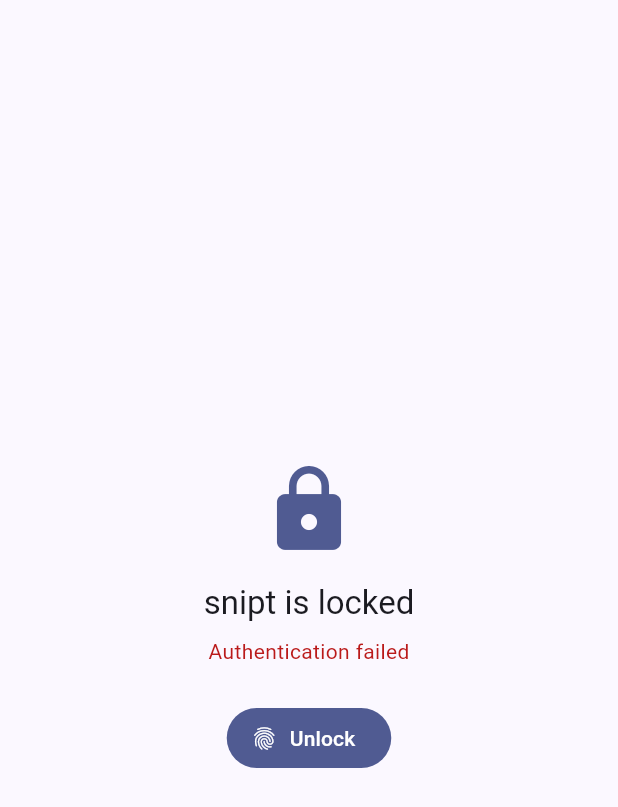
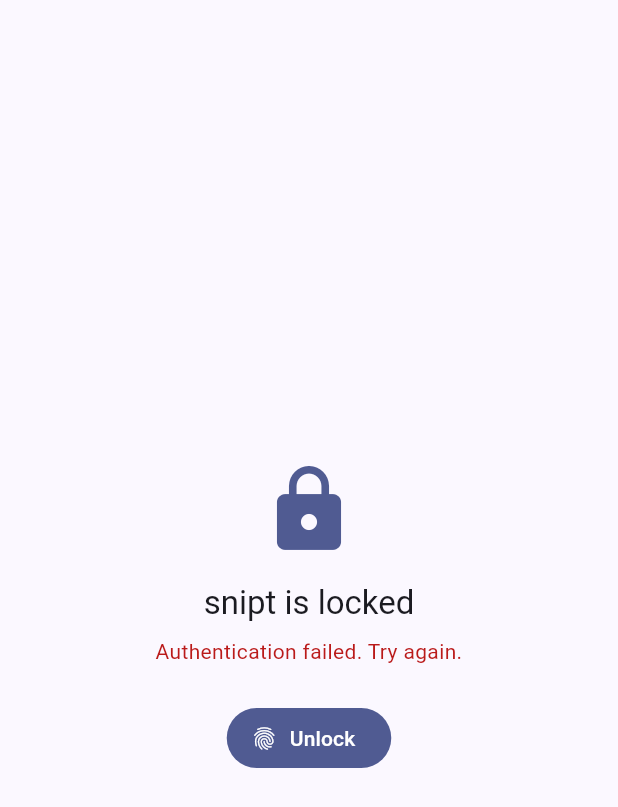
Before and after one commit to Ahnaf181419/Snipt, a Flutter app: the LockScreen screen opened directly, after a tap on "Unlock", on a phone screen of 412 x 824 dp. Shown: the top 807 px of the screen. Run offline on Flutter 3.47's test engine with Material 3 defaults, Android fonts, the phone set to English and light mode, and no system bars; drawn by our look-alikes of dynamic_color; our stand-ins replace drift, flutter_riverpod, flutter_secure_storage, freezed_annotation, go_router, local_auth; accounts and stored records are empty; generated files the repository leaves out were written again.

Commit message:
Fix 14 bugs found in comprehensive audit

```diff
--- a/lib/core/format.dart
+++ b/lib/core/format.dart
@@ -1,6 +1,7 @@
 /// Compact, locale-agnostic "time ago" formatting for clip timestamps.
 String timeAgo(DateTime time, {DateTime? now}) {
   final delta = (now ?? DateTime.now()).difference(time);
+  if (delta.isNegative) return 'just now'; // clock skew guard
   if (delta.inSeconds < 60) return 'just now';
   if (delta.inMinutes < 60) return '${delta.inMinutes}m ago';
   if (delta.inHours < 24) return '${delta.inHours}h ago';
--- a/lib/features/lock/lock_screen.dart
+++ b/lib/features/lock/lock_screen.dart
@@ -1,3 +1,4 @@
+import 'package:flutter/services.dart';
 import 'package:flutter/material.dart';
 import 'package:flutter_riverpod/flutter_riverpod.dart';
 import 'package:local_auth/local_auth.dart';
@@ -15,6 +16,8 @@
 class _LockScreenState extends ConsumerState<LockScreen> {
   bool _authenticating = false;
   String? _error;
+  // Set when biometrics are unavailable/unenrolled so the user isn't stuck.
+  bool _showDisableLock = false;
 
   @override
   void initState() {
@@ -27,6 +30,7 @@
     setState(() {
       _authenticating = true;
       _error = null;
+      _showDisableLock = false;
     });
     try {
       final ok = await LocalAuthentication().authenticate(
@@ -36,12 +40,34 @@
       if (ok && mounted) {
         ref.read(sessionUnlockedProvider.notifier).state = true;
       } else if (mounted) {
-        setState(() => _error = 'Authentication failed');
+        setState(() => _error = 'Authentication failed. Try again.');
+      }
+    } on PlatformException catch (e) {
+      if (!mounted) return;
+      // These codes mean no biometrics are set up on the device. Show an
+      // escape hatch so the user is never permanently locked out of their data.
+      const unrecoverable = {'NotEnrolled', 'notEnrolled', 'NotAvailable'};
+      if (unrecoverable.contains(e.code)) {
+        setState(() {
+          _error = 'No biometrics available on this device.';
+          _showDisableLock = true;
+        });
+      } else {
+        setState(() => _error = 'Authentication error: ${e.message}');
       }
     } on Exception catch (e) {
       if (mounted) setState(() => _error = '$e');
     } finally {
       if (mounted) setState(() => _authenticating = false);
+    }
+  }
+
+  Future<void> _disableLock() async {
+    await ref
+        .read(settingsControllerProvider.notifier)
+        .setLockEnabled(false);
+    if (mounted) {
+      ref.read(sessionUnlockedProvider.notifier).state = true;
     }
   }
 
@@ -59,7 +85,14 @@
                 style: Theme.of(context).textTheme.titleLarge),
             if (_error != null) ...[
               const SizedBox(height: 8),
-              Text(_error!, style: TextStyle(color: scheme.error)),
+              Padding(
+                padding: const EdgeInsets.symmetric(horizontal: 32),
+                child: Text(
+                  _error!,
+                  textAlign: TextAlign.center,
+                  style: TextStyle(color: scheme.error),
+                ),
+              ),
             ],
             const SizedBox(height: 24),
             FilledButton.icon(
@@ -67,6 +100,13 @@
               icon: const Icon(Icons.fingerprint),
               label: const Text('Unlock'),
             ),
+            if (_showDisableLock) ...[
+              const SizedBox(height: 12),
+              TextButton(
+                onPressed: _disableLock,
+                child: const Text('Disable app lock'),
+              ),
+            ],
           ],
         ),
       ),
--- a/lib/features/onboarding/onboarding_screen.dart
+++ b/lib/features/onboarding/onboarding_screen.dart
@@ -1,5 +1,6 @@
 import 'package:flutter/material.dart';
 import 'package:flutter_riverpod/flutter_riverpod.dart';
+import 'package:go_router/go_router.dart';
 
 import '../../data/providers.dart';
 import '../../data/settings.dart';
@@ -72,7 +73,10 @@
             ),
             const SizedBox(height: 8),
             TextButton(
-              onPressed: () => controller.completeOnboarding(),
+              onPressed: () async {
+                await controller.completeOnboarding();
+                if (context.mounted) context.go('/');
+              },
               child: const Text('Continue to history'),
             ),
           ],
```
Also changed, not shown: lib/data/clip_repository.dart (+29 -13 lines), lib/data/providers.dart (+14 -5 lines), lib/data/settings.dart (+9 -1 lines), lib/features/history/history_screen.dart (+21 -18 lines), 2 other files.
